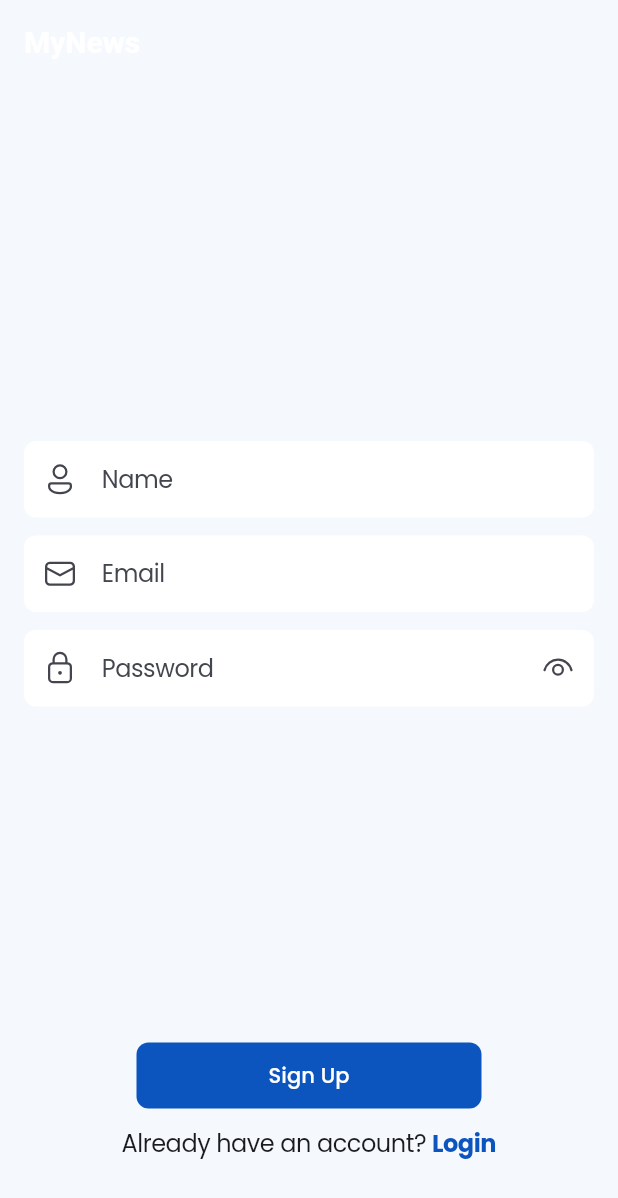
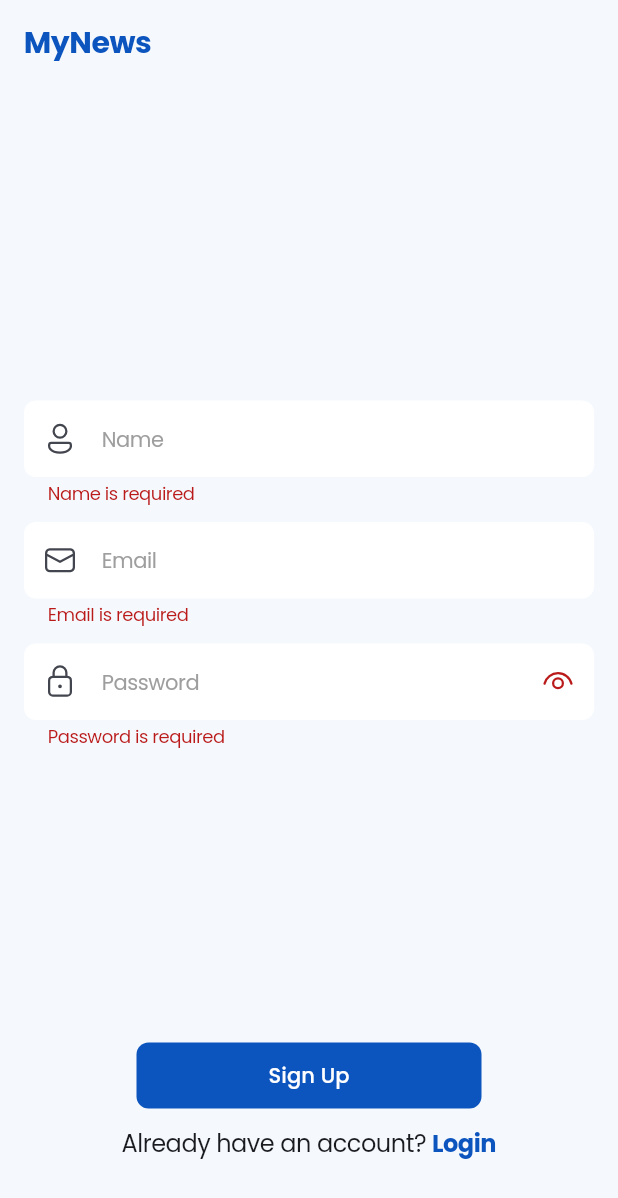
Before and after one commit to Basith-P/pl_task, a Flutter app: the SignupPage screen opened by its route, after a tap on "Sign Up", on a phone screen of 412 x 824 dp. Shown: the top 1198 px of the screen. Run offline on Flutter 3.47's test engine with Material 3 defaults, Android fonts, the phone set to English and light mode, and no system bars; our stand-ins replace cached_network_image, firebase_auth, firebase_core, fluentui_system_icons, go_router; accounts and stored records are empty; generated files the repository leaves out were written again; network calls fail.

Commit message:
implement signup functionality

```diff
--- a/lib/core/config/app_router.dart
+++ b/lib/core/config/app_router.dart
@@ -1,14 +1,14 @@
 import 'package:go_router/go_router.dart';
 import 'package:my_news/common/views/splash_page.dart';
 import 'package:my_news/features/auth/views/login_page.dart';
-import 'package:my_news/features/auth/views/signup_page.dart';
+import 'package:my_news/features/auth/views/signup/signup_page.dart';
 import 'package:my_news/features/news/views/home_page.dart';
 
 class AppRouter {
   static GoRouter get router => _routerConfig;
 
   static final _routerConfig = GoRouter(
-    initialLocation: '/${SplashPage.routeName}',
+    initialLocation: '/${SignupPage.routeName}',
     routes: [
       GoRoute(
         name: SplashPage.routeName,
--- a/lib/core/config/theme/app_theme.dart
+++ b/lib/core/config/theme/app_theme.dart
@@ -9,6 +9,12 @@ class AppTheme {
   );
 
   static const _textTheme = TextTheme(
+    titleLarge: TextStyle(
+      fontSize: 20,
+      fontWeight: FontWeight.bold,
+      letterSpacing: -0.3,
+      height: 1.2,
+    ),
     titleMedium: TextStyle(
       fontSize: 16,
       fontWeight: FontWeight.bold,
@@ -46,13 +52,10 @@ class AppTheme {
         colorScheme: _colorScheme,
         textTheme: _textTheme,
         scaffoldBackgroundColor: AppColors.surface,
-        appBarTheme: const AppBarTheme(
+        appBarTheme: AppBarTheme(
           backgroundColor: AppColors.surface,
           elevation: 0,
-          titleTextStyle: TextStyle(
-            fontSize: 20,
-            fontWeight: FontWeight.bold,
-          ),
+          titleTextStyle: _textTheme.titleLarge,
         ),
         cardTheme: const CardTheme(
           color: Colors.white,
--- a/lib/core/config/theme/ui_constants.dart
+++ b/lib/core/config/theme/ui_constants.dart
@@ -3,6 +3,7 @@ import 'package:flutter/material.dart';
 const kTextFieldDecoration = InputDecoration(
   filled: true,
   fillColor: Colors.white,
+  hintStyle: TextStyle(color: Colors.grey, fontSize: 14),
   border: OutlineInputBorder(
     borderRadius: BorderRadius.all(Radius.circular(8)),
     borderSide: BorderSide.none,
--- /dev/null
+++ b/lib/features/auth/auth_controller.dart
@@ -0,0 +1,48 @@
+import 'package:firebase_auth/firebase_auth.dart';
+import 'package:flutter/material.dart';
+import 'package:go_router/go_router.dart';
+
+class AuthController with ChangeNotifier {
+  AuthController({required this.router, required this.auth});
+
+  final GoRouter router;
+  final FirebaseAuth auth;
+
+  bool isLoading = false;
+
+  // ignore: avoid_positional_boolean_parameters
+  void setLoading(bool value) {
+    isLoading = value;
+    notifyListeners();
+  }
+
+  Future<void> signIn(String email, String password) async {
+    setLoading(true);
+    try {
+      await auth.signInWithEmailAndPassword(
+        email: email,
+        password: password,
+      );
+      router.go('/');
+    } catch (e) {
+      debugPrint(e.toString());
+    } finally {
+      setLoading(false);
+    }
+  }
+
+  Future<void> signUp(String name, String email, String password) async {
+    setLoading(true);
+    try {
+      await auth.createUserWithEmailAndPassword(
+        email: email,
+        password: password,
+      );
+      router.go('/');
+    } catch (e) {
+      debugPrint(e.toString());
+    } finally {
+      setLoading(false);
+    }
+  }
+}
--- /dev/null
+++ b/lib/features/auth/views/signup/signup_page.dart
@@ -0,0 +1,110 @@
+import 'package:flutter/gestures.dart';
+import 'package:flutter/material.dart';
+import 'package:go_router/go_router.dart';
+import 'package:my_news/common/views/widgets/gaps.dart';
+import 'package:my_news/common/views/widgets/loader.dart';
+import 'package:my_news/features/auth/auth_controller.dart';
+import 'package:my_news/features/auth/views/login_page.dart';
+import 'package:my_news/features/auth/views/signup/widgets/signup_form.dart';
+import 'package:my_news/l10n/l10n.dart';
+import 'package:provider/provider.dart';
+
+class SignupPage extends StatefulWidget {
+  const SignupPage({super.key});
+
+  static const routeName = 'signup';
+
+  @override
+  State<SignupPage> createState() => _SignupPageState();
+}
+
+class _SignupPageState extends State<SignupPage> {
+  late ValueNotifier<bool> _showPassword;
+  final _formKey = GlobalKey<FormState>();
+
+  final _nameController = TextEditingController();
+  final _emailController = TextEditingController();
+  final _passwordController = TextEditingController();
+
+  @override
+  void initState() {
+    super.initState();
+    _showPassword = ValueNotifier(false);
+  }
+
+  Future<void> submitForm() async {
+    if (_formKey.currentState!.validate()) {
+      await context.read<AuthController>().signUp(
+            _nameController.text,
+            _emailController.text,
+            _passwordController.text,
+          );
+    }
+  }
+
+  @override
+  Widget build(BuildContext context) {
+    final textTheme = Theme.of(context).textTheme;
+    final colorScheme = Theme.of(context).colorScheme;
+
+    final isLoading = context.watch<AuthController>().isLoading;
+
+    return Scaffold(
+      appBar: AppBar(
+        title: Text(
+          context.l10n.appNameInAppBar,
+          style: textTheme.titleLarge!.copyWith(color: colorScheme.primary),
+        ),
+      ),
+      body: Padding(
+        padding: const EdgeInsets.all(16),
+        child: Column(
+          children: [
+            Expanded(
+              child: Center(
+                child: SignupForm(
+                  formKey: _formKey,
+                  nameController: _nameController,
+                  emailController: _emailController,
+                  showPassword: _showPassword,
+                  passwordController: _passwordController,
+                ),
+              ),
+            ),
+            FilledButton(
+              onPressed: isLoading ? () {} : submitForm,
+              child: isLoading ? const Loader() : Text(context.l10n.signUp),
+            ),
+            gapH12,
+            RichText(
+              text: TextSpan(
+                text: context.l10n.alreadyHaveAnAccount,
+                style: textTheme.bodyLarge,
+                children: [
+                  const TextSpan(text: ' '),
+                  TextSpan(
+                    recognizer: TapGestureRecognizer()
+                      ..onTap = () => context.goNamed(LoginPage.routeName),
+                    text: context.l10n.login,
+                    style: textTheme.titleMedium!
+                        .copyWith(color: colorScheme.primary),
+                  ),
+                ],
+              ),
+            ),
+            const SizedBox(height: 36),
+          ],
+        ),
+      ),
+    );
+  }
+
+  @override
+  void dispose() {
+    _showPassword.dispose();
+    _nameController.dispose();
+    _emailController.dispose();
+    _passwordController.dispose();
+    super.dispose();
+  }
+}
--- /dev/null
+++ b/lib/features/auth/views/signup/widgets/signup_form.dart
@@ -0,0 +1,104 @@
+import 'package:fluentui_system_icons/fluentui_system_icons.dart';
+import 'package:flutter/material.dart';
+import 'package:my_news/common/views/widgets/gaps.dart';
+import 'package:my_news/core/config/theme/ui_constants.dart';
+import 'package:my_news/l10n/l10n.dart';
+
+class SignupForm extends StatelessWidget {
+  const SignupForm({
+    required GlobalKey<FormState> formKey,
+    required TextEditingController nameController,
+    required TextEditingController emailController,
+    required ValueNotifier<bool> showPassword,
+    required TextEditingController passwordController,
+    super.key,
+  })  : _formKey = formKey,
+        _nameController = nameController,
+        _emailController = emailController,
+        _showPassword = showPassword,
+        _passwordController = passwordController;
+
+  final GlobalKey<FormState> _formKey;
+  final TextEditingController _nameController;
+  final TextEditingController _emailController;
+  final ValueNotifier<bool> _showPassword;
+  final TextEditingController _passwordController;
+
+  @override
+  Widget build(BuildContext context) {
+    return Form(
+      key: _formKey,
+      child: Column(
+        mainAxisSize: MainAxisSize.min,
+        children: [
+          TextFormField(
+            controller: _nameController,
+            decoration: kTextFieldDecoration.copyWith(
+              prefixIcon: const Icon(FluentIcons.person_24_regular),
+              hintText: context.l10n.name,
+            ),
+            validator: (value) {
+              if (value == null || value.isEmpty) {
+                return context.l10n.nameIsRequired;
+              }
+              return null;
+            },
+          ),
+          gapH12,
+          TextFormField(
+            controller: _emailController,
+            decoration: kTextFieldDecoration.copyWith(
+              prefixIcon: const Icon(FluentIcons.mail_24_regular),
+              hintText: context.l10n.email,
+            ),
+            validator: (value) {
+              if (value == null || value.isEmpty) {
+                return context.l10n.emailIsRequired;
+              }
+              const emailRegx = r'^[\w-\.]+@([\w-]+\.)+[\w-]{2,4}$';
+              if (!RegExp(emailRegx).hasMatch(value)) {
+                return context.l10n.invalidEmail;
+              }
+              return null;
+            },
+          ),
+          gapH12,
+          ValueListenableBuilder(
+            valueListenable: _showPassword,
+            builder: (_, showPassword, __) {
+              return TextFormField(
+                controller: _passwordController,
+                decoration: kTextFieldDecoration.copyWith(
+                  prefixIcon: const Icon(
+                    FluentIcons.lock_closed_24_regular,
+                  ),
+                  hintText: context.l10n.password,
+                  suffixIcon: IconButton(
+                    icon: Icon(
+                      showPassword
+                          ? FluentIcons.eye_off_24_regular
+                          : FluentIcons.eye_24_regular,
+                    ),
+                    onPressed: () => _showPassword.value = !showPassword,
+                  ),
+                  counter: const Offstage(),
+                ),
+                maxLength: 12,
+                obscureText: !showPassword,
+                validator: (value) {
+                  if (value == null || value.isEmpty) {
+                    return context.l10n.passwordIsRequired;
+                  }
+                  if (value.length < 6) {
+                    return context.l10n.passwordLength;
+                  }
+                  return null;
+                },
+              );
+            },
+          ),
+        ],
+      ),
+    );
+  }
+}
--- a/lib/features/auth/views/signup_page.dart
+++ /dev/null
@@ -1,119 +0,0 @@
-import 'package:fluentui_system_icons/fluentui_system_icons.dart';
-import 'package:flutter/gestures.dart';
-import 'package:flutter/material.dart';
-import 'package:go_router/go_router.dart';
-import 'package:my_news/common/views/widgets/gaps.dart';
-import 'package:my_news/core/config/theme/ui_constants.dart';
-import 'package:my_news/features/auth/views/login_page.dart';
-import 'package:my_news/l10n/l10n.dart';
-
-class SignupPage extends StatefulWidget {
-  const SignupPage({super.key});
-
-  static const routeName = 'signup';
-
-  @override
-  State<SignupPage> createState() => _SignupPageState();
-}
-
-class _SignupPageState extends State<SignupPage> {
-  late ValueNotifier<bool> _showPassword;
-
-  @override
-  void initState() {
-    super.initState();
-    _showPassword = ValueNotifier(false);
-  }
-
-  @override
-  Widget build(BuildContext context) {
-    final textTheme = Theme.of(context).textTheme;
-    final colorScheme = Theme.of(context).colorScheme;
-
-    return Scaffold(
-      appBar: AppBar(
-        title: Text(context.l10n.appNameInAppBar),
-      ),
-      body: Padding(
-        padding: const EdgeInsets.all(16),
-        child: Column(
-          children: [
-            Expanded(
-              child: Center(
-                child: Form(
-                  child: Column(
-                    mainAxisSize: MainAxisSize.min,
-                    children: [
-                      TextFormField(
-                        decoration: kTextFieldDecoration.copyWith(
-                          prefixIcon: const Icon(FluentIcons.person_24_regular),
-                          hintText: context.l10n.name,
-                        ),
-                      ),
-                      gapH12,
-                      TextFormField(
-                        decoration: kTextFieldDecoration.copyWith(
-                          prefixIcon: const Icon(FluentIcons.mail_24_regular),
-                          hintText: context.l10n.email,
-                        ),
-                      ),
-                      gapH12,
-                      ValueListenableBuilder(
-                        valueListenable: _showPassword,
-                        builder: (_, showPassword, __) {
-                          return TextFormField(
-                            decoration: kTextFieldDecoration.copyWith(
-                              prefixIcon: const Icon(
-                                FluentIcons.lock_closed_24_regular,
-                              ),
-                              hintText: context.l10n.password,
-                              suffixIcon: IconButton(
-                                icon: Icon(
-                                  showPassword
-                                      ? FluentIcons.eye_off_24_regular
-                                      : FluentIcons.eye_24_regular,
-                                ),
-                                onPressed: () =>
-                                    _showPassword.value = !showPassword,
-                              ),
-                            ),
-                            obscureText: !showPassword,
-                          );
-                        },
-                      ),
-                    ],
-                  ),
-                ),
-              ),
-            ),
-            FilledButton(onPressed: () {}, child: Text(context.l10n.signUp)),
-            gapH12,
-            RichText(
-              text: TextSpan(
-                text: context.l10n.alreadyHaveAnAccount,
-                style: textTheme.bodyLarge,
-                children: [
-                  const TextSpan(text: ' '),
-                  TextSpan(
-                    recognizer: TapGestureRecognizer()
-                      ..onTap = () => context.goNamed(LoginPage.routeName),
-                    text: context.l10n.login,
-                    style: textTheme.titleMedium!
-                        .copyWith(color: colorScheme.primary),
-                  ),
-                ],
-              ),
-            ),
-            const SizedBox(height: 36),
-          ],
-        ),
-      ),
-    );
-  }
-
-  @override
-  void dispose() {
-    _showPassword.dispose();
-    super.dispose();
-  }
-}
--- a/lib/l10n/arb/app_en.arb
+++ b/lib/l10n/arb/app_en.arb
@@ -8,5 +8,11 @@
   "signUp": "Sign Up",
   "alreadyHaveAnAccount": "Already have an account?",
   "newHere": "New here?",
-  "topHeadlines": "Top Headlines"
+  "topHeadlines": "Top Headlines",
+  "nameIsRequired": "Name is required",
+  "emailIsRequired": "Email is required",
+  "passwordIsRequired": "Password is required",
+  "invalidEmail": "Invalid email",
+  "passwordLength": "Password must be at least 6 characters",
+  "somethingWrong": "Something went wrong"
 }
--- a/pubspec.yaml
+++ b/pubspec.yaml
@@ -9,6 +9,7 @@ environment:
 dependencies:
   bloc: ^8.1.4
   cached_network_image: ^3.3.1
+  firebase_auth: ^5.1.2
   firebase_core: ^3.2.0
   fluentui_system_icons: ^1.1.248
   flutter:
@@ -18,6 +19,7 @@ dependencies:
     sdk: flutter
   go_router: ^14.2.1
   intl: ^0.19.0
+  provider: ^6.1.2
 
 dev_dependencies:
   bloc_test: ^9.1.7
```
Also changed, not shown: lib/app.dart (+19 -6 lines), lib/common/views/widgets/loader.dart (added, +20 -0 lines), lib/features/auth/views/login_page.dart (+5 -2 lines), pubspec.lock, 1 other file.
